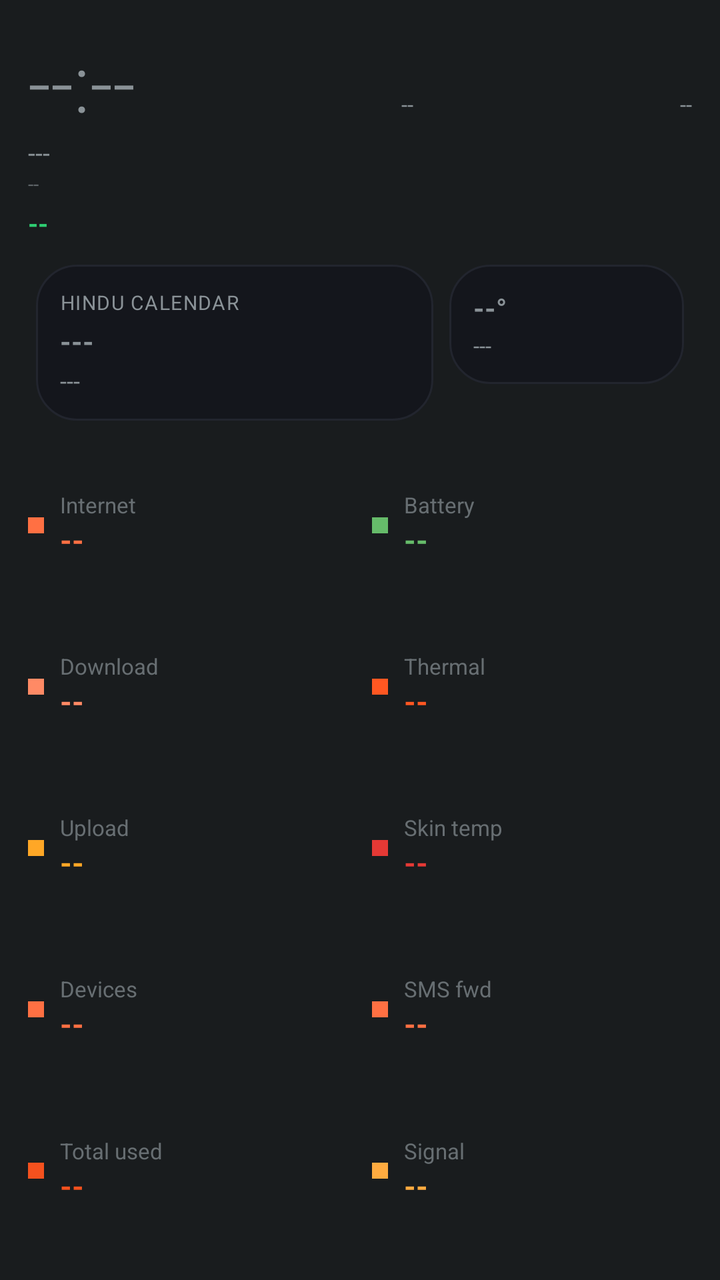
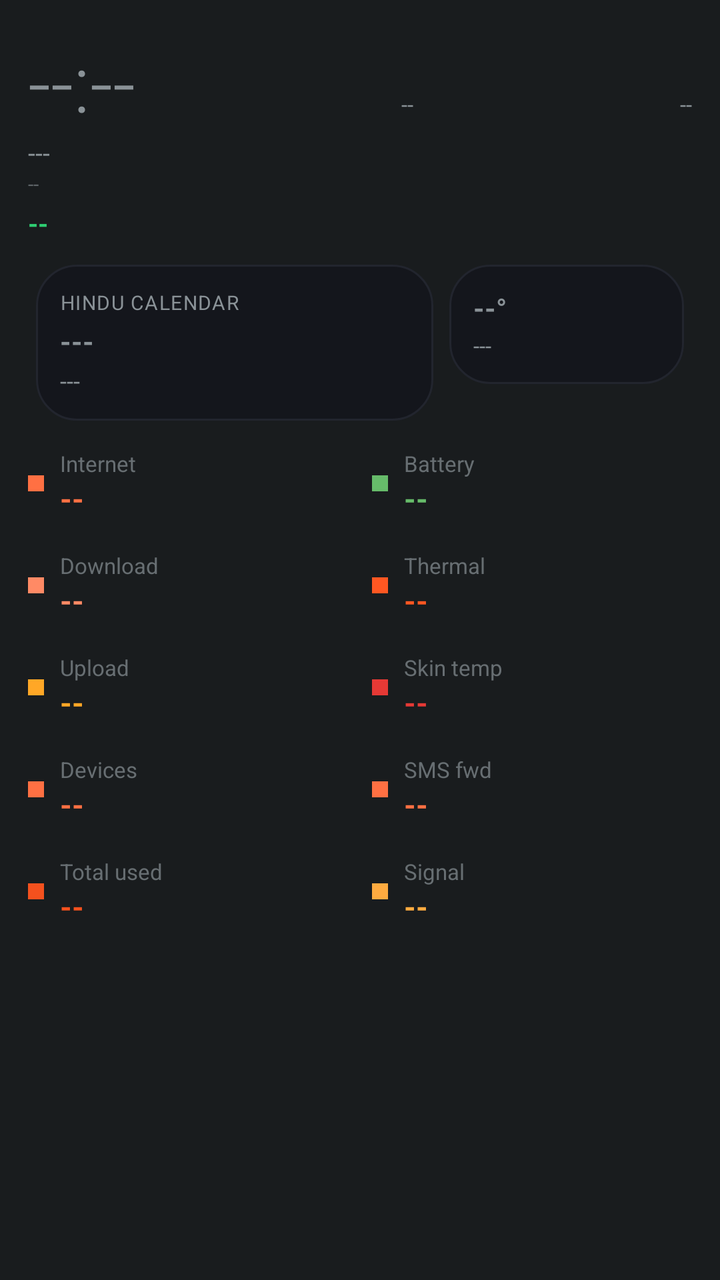

Before-and-after screenshots of an Android layout around one commit, followed by the original layout XML and the change that was made.
<!-- AndroidManifest.xml: application theme android:Theme.DeviceDefault.NoActionBar -->
<!-- res/layout/aod_layout_sunset_vibes.xml -->
<?xml version="1.0" encoding="utf-8"?>
<LinearLayout xmlns:android="http://schemas.android.com/apk/res/android"
    android:id="@+id/bg_root"
    android:layout_width="match_parent"
    android:layout_height="match_parent"
    android:orientation="vertical"
    android:padding="14dp">

    <LinearLayout
        android:layout_width="match_parent"
        android:layout_height="wrap_content"
        android:orientation="horizontal">

        <TextView
            android:id="@+id/clock"
            android:layout_width="wrap_content"
            android:layout_height="wrap_content"
            android:textSize="40sp"
            android:fontFamily="sans-serif-light"
            android:text="--:--" />

        <TextView
            android:id="@+id/net_type_badge"
            android:layout_width="0dp"
            android:layout_height="wrap_content"
            android:layout_weight="1"
            android:layout_gravity="top"
            android:gravity="end"
            android:textSize="11sp"
            android:text="--" />

        <TextView
            android:id="@+id/akd_badge"
            android:layout_width="0dp"
            android:layout_height="wrap_content"
            android:layout_weight="1"
            android:layout_gravity="top"
            android:gravity="end"
            android:textSize="11sp"
            android:text="--" />
    </LinearLayout>

    <TextView
        android:id="@+id/date"
        android:layout_width="wrap_content"
        android:layout_height="wrap_content"
        android:textSize="13sp"
        android:text="---" />

    <TextView
        android:id="@+id/perf_badge"
        android:layout_width="wrap_content"
        android:layout_height="wrap_content"
        android:textSize="10sp"
        android:alpha="0.6"
        android:text="--" />

    <TextView
        android:id="@+id/health_badge"
        android:layout_width="wrap_content"
        android:layout_height="wrap_content"
        android:layout_marginTop="4dp"
        android:textAllCaps="true"
        android:textStyle="bold"
        android:textSize="13sp"
        android:textColor="#2ecc71"
        android:text="--" />

    <TextView
        android:id="@+id/muhurat_badge"
        android:layout_width="wrap_content"
        android:layout_height="wrap_content"
        android:textSize="11sp"
        android:textStyle="bold"
        android:visibility="gone"
        android:text="--" />

    <LinearLayout
        android:layout_width="match_parent"
        android:layout_height="wrap_content"
        android:orientation="horizontal"
        android:layout_marginTop="8dp">

        <LinearLayout
            android:id="@+id/panchang_card"
            android:layout_width="0dp"
            android:layout_height="wrap_content"
            android:layout_weight="1.7"
            android:layout_margin="4dp"
            android:background="@drawable/bg_card"
            android:orientation="vertical"
            android:gravity="center_vertical"
            android:padding="12dp">

            <TextView
                android:id="@+id/panchang_header"
                android:layout_width="wrap_content"
                android:layout_height="wrap_content"
                android:textSize="10sp"
                android:textAllCaps="true"
                android:letterSpacing="0.05"
                android:text="Hindu calendar" />

            <TextView
                android:id="@+id/panchang_tithi"
                android:layout_width="match_parent"
                android:layout_height="wrap_content"
                android:layout_marginTop="3dp"
                android:textStyle="bold"
                android:maxLines="1"
                android:autoSizeTextType="uniform"
                android:autoSizeMinTextSize="13sp"
                android:autoSizeMaxTextSize="18sp"
                android:text="---" />

            <TextView
                android:id="@+id/panchang_nakshatra"
                android:layout_width="match_parent"
                android:layout_height="wrap_content"
                android:layout_marginTop="2dp"
                android:textSize="12sp"
                android:maxLines="1"
                android:ellipsize="end"
                android:text="---" />
        </LinearLayout>

        <LinearLayout
            android:id="@+id/weather_card"
            android:layout_width="0dp"
            android:layout_height="wrap_content"
            android:layout_weight="1"
            android:layout_margin="4dp"
            android:background="@drawable/bg_card"
            android:orientation="vertical"
            android:gravity="center_vertical"
            android:padding="12dp">

            <TextView
                android:id="@+id/weather_temp"
                android:layout_width="match_parent"
                android:layout_height="wrap_content"
                android:textStyle="bold"
                android:maxLines="1"
                android:autoSizeTextType="uniform"
                android:autoSizeMinTextSize="14sp"
                android:autoSizeMaxTextSize="20sp"
                android:text="--°" />

            <TextView
                android:id="@+id/weather_condition"
                android:layout_width="match_parent"
                android:layout_height="wrap_content"
                android:layout_marginTop="2dp"
                android:textSize="11sp"
                android:maxLines="2"
                android:text="---" />
        </LinearLayout>
    </LinearLayout>

    
    <LinearLayout
        android:layout_width="match_parent"
        android:layout_height="0dp"
        android:layout_weight="1"
        android:orientation="horizontal"
        android:layout_marginTop="8dp">

        <LinearLayout android:layout_width="0dp" android:layout_height="match_parent" android:layout_weight="1" android:orientation="vertical" android:layout_marginEnd="6dp">
            <LinearLayout android:id="@+id/row8" android:layout_width="match_parent" android:layout_height="0dp" android:layout_weight="1" android:orientation="horizontal" android:gravity="center_vertical">
                <View android:layout_width="8dp" android:layout_height="8dp" android:layout_marginEnd="8dp" android:background="#ff7043" />
                <LinearLayout android:layout_width="0dp" android:layout_height="wrap_content" android:layout_weight="1" android:orientation="vertical">
                    <TextView android:id="@+id/stat_label" android:layout_width="wrap_content" android:layout_height="wrap_content" android:textSize="11sp" android:alpha="0.7" android:text="Internet" />
                    <TextView android:id="@+id/stat_value" android:layout_width="wrap_content" android:layout_height="wrap_content" android:textStyle="bold" android:textSize="15sp" android:textColor="#ff7043" android:text="--" />
                </LinearLayout>
            </LinearLayout>
            <LinearLayout android:id="@+id/row0" android:layout_width="match_parent" android:layout_height="0dp" android:layout_weight="1" android:orientation="horizontal" android:gravity="center_vertical">
                <View android:layout_width="8dp" android:layout_height="8dp" android:layout_marginEnd="8dp" android:background="#ff8a65" />
                <LinearLayout android:layout_width="0dp" android:layout_height="wrap_content" android:layout_weight="1" android:orientation="vertical">
                    <TextView android:id="@+id/stat_label" android:layout_width="wrap_content" android:layout_height="wrap_content" android:textSize="11sp" android:alpha="0.7" android:text="Download" />
                    <TextView android:id="@+id/stat_value" android:layout_width="wrap_content" android:layout_height="wrap_content" android:textStyle="bold" android:textSize="15sp" android:textColor="#ff8a65" android:text="--" />
                </LinearLayout>
            </LinearLayout>
            <LinearLayout android:id="@+id/row1" android:layout_width="match_parent" android:layout_height="0dp" android:layout_weight="1" android:orientation="horizontal" android:gravity="center_vertical">
                <View android:layout_width="8dp" android:layout_height="8dp" android:layout_marginEnd="8dp" android:background="#ffa726" />
                <LinearLayout android:layout_width="0dp" android:layout_height="wrap_content" android:layout_weight="1" android:orientation="vertical">
                    <TextView android:id="@+id/stat_label" android:layout_width="wrap_content" android:layout_height="wrap_content" android:textSize="11sp" android:alpha="0.7" android:text="Upload" />
                    <TextView android:id="@+id/stat_value" android:layout_width="wrap_content" android:layout_height="wrap_content" android:textStyle="bold" android:textSize="15sp" android:textColor="#ffa726" android:text="--" />
                </LinearLayout>
            </LinearLayout>
            <LinearLayout android:id="@+id/row2" android:layout_width="match_parent" android:layout_height="0dp" android:layout_weight="1" android:orientation="horizontal" android:gravity="center_vertical">
                <View android:layout_width="8dp" android:layout_height="8dp" android:layout_marginEnd="8dp" android:background="#ff7043" />
                <LinearLayout android:layout_width="0dp" android:layout_height="wrap_content" android:layout_weight="1" android:orientation="vertical">
                    <TextView android:id="@+id/stat_label" android:layout_width="wrap_content" android:layout_height="wrap_content" android:textSize="11sp" android:alpha="0.7" android:text="Devices" />
                    <TextView android:id="@+id/stat_value" android:layout_width="wrap_content" android:layout_height="wrap_content" android:textStyle="bold" android:textSize="15sp" android:textColor="#ff7043" android:text="--" />
                </LinearLayout>
            </LinearLayout>
            <LinearLayout android:id="@+id/row3" android:layout_width="match_parent" android:layout_height="0dp" android:layout_weight="1" android:orientation="horizontal" android:gravity="center_vertical">
                <View android:layout_width="8dp" android:layout_height="8dp" android:layout_marginEnd="8dp" android:background="#f4511e" />
                <LinearLayout android:layout_width="0dp" android:layout_height="wrap_content" android:layout_weight="1" android:orientation="vertical">
                    <TextView android:id="@+id/stat_label" android:layout_width="wrap_content" android:layout_height="wrap_content" android:textSize="11sp" android:alpha="0.7" android:text="Total used" />
                    <TextView android:id="@+id/stat_value" android:layout_width="wrap_content" android:layout_height="wrap_content" android:textStyle="bold" android:textSize="15sp" android:textColor="#f4511e" android:text="--" />
                </LinearLayout>
            </LinearLayout>
        </LinearLayout>

        <LinearLayout android:layout_width="0dp" android:layout_height="match_parent" android:layout_weight="1" android:orientation="vertical" android:layout_marginStart="6dp">
            <LinearLayout android:id="@+id/row4" android:layout_width="match_parent" android:layout_height="0dp" android:layout_weight="1" android:orientation="horizontal" android:gravity="center_vertical">
                <View android:layout_width="8dp" android:layout_height="8dp" android:layout_marginEnd="8dp" android:background="#66bb6a" />
                <LinearLayout android:layout_width="0dp" android:layout_height="wrap_content" android:layout_weight="1" android:orientation="vertical">
                    <TextView android:id="@+id/stat_label" android:layout_width="wrap_content" android:layout_height="wrap_content" android:textSize="11sp" android:alpha="0.7" android:text="Battery" />
                    <TextView android:id="@+id/stat_value" android:layout_width="wrap_content" android:layout_height="wrap_content" android:textStyle="bold" android:textSize="15sp" android:textColor="#66bb6a" android:text="--" />
                </LinearLayout>
            </LinearLayout>
            <LinearLayout android:id="@+id/row5" android:layout_width="match_parent" android:layout_height="0dp" android:layout_weight="1" android:orientation="horizontal" android:gravity="center_vertical">
                <View android:layout_width="8dp" android:layout_height="8dp" android:layout_marginEnd="8dp" android:background="#ff5722" />
                <LinearLayout android:layout_width="0dp" android:layout_height="wrap_content" android:layout_weight="1" android:orientation="vertical">
                    <TextView android:id="@+id/stat_label" android:layout_width="wrap_content" android:layout_height="wrap_content" android:textSize="11sp" android:alpha="0.7" android:text="Thermal" />
                    <TextView android:id="@+id/stat_value" android:layout_width="wrap_content" android:layout_height="wrap_content" android:textStyle="bold" android:textSize="15sp" android:textColor="#ff5722" android:text="--" />
                </LinearLayout>
            </LinearLayout>
            <LinearLayout android:id="@+id/row6" android:layout_width="match_parent" android:layout_height="0dp" android:layout_weight="1" android:orientation="horizontal" android:gravity="center_vertical">
                <View android:layout_width="8dp" android:layout_height="8dp" android:layout_marginEnd="8dp" android:background="#e53935" />
                <LinearLayout android:layout_width="0dp" android:layout_height="wrap_content" android:layout_weight="1" android:orientation="vertical">
                    <TextView android:id="@+id/stat_label" android:layout_width="wrap_content" android:layout_height="wrap_content" android:textSize="11sp" android:alpha="0.7" android:text="Skin temp" />
                    <TextView android:id="@+id/stat_value" android:layout_width="wrap_content" android:layout_height="wrap_content" android:textStyle="bold" android:textSize="15sp" android:textColor="#e53935" android:text="--" />
                </LinearLayout>
            </LinearLayout>
            <LinearLayout android:id="@+id/row7" android:layout_width="match_parent" android:layout_height="0dp" android:layout_weight="1" android:orientation="horizontal" android:gravity="center_vertical">
                <View android:layout_width="8dp" android:layout_height="8dp" android:layout_marginEnd="8dp" android:background="#ff7043" />
                <LinearLayout android:layout_width="0dp" android:layout_height="wrap_content" android:layout_weight="1" android:orientation="vertical">
                    <TextView android:id="@+id/stat_label" android:layout_width="wrap_content" android:layout_height="wrap_content" android:textSize="11sp" android:alpha="0.7" android:text="SMS fwd" />
                    <TextView android:id="@+id/stat_value" android:layout_width="wrap_content" android:layout_height="wrap_content" android:textStyle="bold" android:textSize="15sp" android:textColor="#ff7043" android:text="--" />
                </LinearLayout>
            </LinearLayout>
            <LinearLayout android:id="@+id/row9" android:layout_width="match_parent" android:layout_height="0dp" android:layout_weight="1" android:orientation="horizontal" android:gravity="center_vertical">
                <View android:layout_width="8dp" android:layout_height="8dp" android:layout_marginEnd="8dp" android:background="#ffab40" />
                <LinearLayout android:layout_width="0dp" android:layout_height="wrap_content" android:layout_weight="1" android:orientation="vertical">
                    <TextView android:id="@+id/stat_label" android:layout_width="wrap_content" android:layout_height="wrap_content" android:textSize="11sp" android:alpha="0.7" android:text="Signal" />
                    <TextView android:id="@+id/stat_value" android:layout_width="wrap_content" android:layout_height="wrap_content" android:textStyle="bold" android:textSize="15sp" android:textColor="#ffab40" android:text="--" />
                </LinearLayout>
            </LinearLayout>
        </LinearLayout>
    </LinearLayout>

</LinearLayout>
<!-- resources referenced by this layout -->
<resources>
  <!-- drawable bg_card (drawable) -->
  <?xml version="1.0" encoding="utf-8"?>
  <shape xmlns:android="http://schemas.android.com/apk/res/android">
      <solid android:color="#14161C" />
      <corners android:radius="20dp" />
      <stroke android:width="1dp" android:color="#22252E" />
  </shape>
</resources>

<!-- the commit's change to res/layout/aod_layout_sunset_vibes.xml (unified diff, before → after) -->
@@ -160,41 +160,40 @@
     
     <LinearLayout
         android:layout_width="match_parent"
-        android:layout_height="0dp"
-        android:layout_weight="1"
+        android:layout_height="wrap_content"
         android:orientation="horizontal"
-        android:layout_marginTop="8dp">
-
-        <LinearLayout android:layout_width="0dp" android:layout_height="match_parent" android:layout_weight="1" android:orientation="vertical" android:layout_marginEnd="6dp">
-            <LinearLayout android:id="@+id/row8" android:layout_width="match_parent" android:layout_height="0dp" android:layout_weight="1" android:orientation="horizontal" android:gravity="center_vertical">
+        android:layout_marginTop="10dp">
+
+        <LinearLayout android:layout_width="0dp" android:layout_height="wrap_content" android:layout_weight="1" android:orientation="vertical" android:layout_marginEnd="6dp">
+            <LinearLayout android:id="@+id/row8" android:layout_width="match_parent" android:layout_height="wrap_content" android:orientation="horizontal" android:gravity="center_vertical" android:layout_marginBottom="16dp">
                 <View android:layout_width="8dp" android:layout_height="8dp" android:layout_marginEnd="8dp" android:background="#ff7043" />
                 <LinearLayout android:layout_width="0dp" android:layout_height="wrap_content" android:layout_weight="1" android:orientation="vertical">
                     <TextView android:id="@+id/stat_label" android:layout_width="wrap_content" android:layout_height="wrap_content" android:textSize="11sp" android:alpha="0.7" android:text="Internet" />
                     <TextView android:id="@+id/stat_value" android:layout_width="wrap_content" android:layout_height="wrap_content" android:textStyle="bold" android:textSize="15sp" android:textColor="#ff7043" android:text="--" />
                 </LinearLayout>
             </LinearLayout>
-            <LinearLayout android:id="@+id/row0" android:layout_width="match_parent" android:layout_height="0dp" android:layout_weight="1" android:orientation="horizontal" android:gravity="center_vertical">
+            <LinearLayout android:id="@+id/row0" android:layout_width="match_parent" android:layout_height="wrap_content" android:orientation="horizontal" android:gravity="center_vertical" android:layout_marginBottom="16dp">
                 <View android:layout_width="8dp" android:layout_height="8dp" android:layout_marginEnd="8dp" android:background="#ff8a65" />
                 <LinearLayout android:layout_width="0dp" android:layout_height="wrap_content" android:layout_weight="1" android:orientation="vertical">
                     <TextView android:id="@+id/stat_label" android:layout_width="wrap_content" android:layout_height="wrap_content" android:textSize="11sp" android:alpha="0.7" android:text="Download" />
                     <TextView android:id="@+id/stat_value" android:layout_width="wrap_content" android:layout_height="wrap_content" android:textStyle="bold" android:textSize="15sp" android:textColor="#ff8a65" android:text="--" />
                 </LinearLayout>
             </LinearLayout>
-            <LinearLayout android:id="@+id/row1" android:layout_width="match_parent" android:layout_height="0dp" android:layout_weight="1" android:orientation="horizontal" android:gravity="center_vertical">
+            <LinearLayout android:id="@+id/row1" android:layout_width="match_parent" android:layout_height="wrap_content" android:orientation="horizontal" android:gravity="center_vertical" android:layout_marginBottom="16dp">
                 <View android:layout_width="8dp" android:layout_height="8dp" android:layout_marginEnd="8dp" android:background="#ffa726" />
                 <LinearLayout android:layout_width="0dp" android:layout_height="wrap_content" android:layout_weight="1" android:orientation="vertical">
                     <TextView android:id="@+id/stat_label" android:layout_width="wrap_content" android:layout_height="wrap_content" android:textSize="11sp" android:alpha="0.7" android:text="Upload" />
                     <TextView android:id="@+id/stat_value" android:layout_width="wrap_content" android:layout_height="wrap_content" android:textStyle="bold" android:textSize="15sp" android:textColor="#ffa726" android:text="--" />
                 </LinearLayout>
             </LinearLayout>
-            <LinearLayout android:id="@+id/row2" android:layout_width="match_parent" android:layout_height="0dp" android:layout_weight="1" android:orientation="horizontal" android:gravity="center_vertical">
+            <LinearLayout android:id="@+id/row2" android:layout_width="match_parent" android:layout_height="wrap_content" android:orientation="horizontal" android:gravity="center_vertical" android:layout_marginBottom="16dp">
                 <View android:layout_width="8dp" android:layout_height="8dp" android:layout_marginEnd="8dp" android:background="#ff7043" />
                 <LinearLayout android:layout_width="0dp" android:layout_height="wrap_content" android:layout_weight="1" android:orientation="vertical">
                     <TextView android:id="@+id/stat_label" android:layout_width="wrap_content" android:layout_height="wrap_content" android:textSize="11sp" android:alpha="0.7" android:text="Devices" />
                     <TextView android:id="@+id/stat_value" android:layout_width="wrap_content" android:layout_height="wrap_content" android:textStyle="bold" android:textSize="15sp" android:textColor="#ff7043" android:text="--" />
                 </LinearLayout>
             </LinearLayout>
-            <LinearLayout android:id="@+id/row3" android:layout_width="match_parent" android:layout_height="0dp" android:layout_weight="1" android:orientation="horizontal" android:gravity="center_vertical">
+            <LinearLayout android:id="@+id/row3" android:layout_width="match_parent" android:layout_height="wrap_content" android:orientation="horizontal" android:gravity="center_vertical" android:layout_marginBottom="16dp">
                 <View android:layout_width="8dp" android:layout_height="8dp" android:layout_marginEnd="8dp" android:background="#f4511e" />
                 <LinearLayout android:layout_width="0dp" android:layout_height="wrap_content" android:layout_weight="1" android:orientation="vertical">
                     <TextView android:id="@+id/stat_label" android:layout_width="wrap_content" android:layout_height="wrap_content" android:textSize="11sp" android:alpha="0.7" android:text="Total used" />
@@ -203,36 +202,36 @@
             </LinearLayout>
         </LinearLayout>
 
-        <LinearLayout android:layout_width="0dp" android:layout_height="match_parent" android:layout_weight="1" android:orientation="vertical" android:layout_marginStart="6dp">
-            <LinearLayout android:id="@+id/row4" android:layout_width="match_parent" android:layout_height="0dp" android:layout_weight="1" android:orientation="horizontal" android:gravity="center_vertical">
+        <LinearLayout android:layout_width="0dp" android:layout_height="wrap_content" android:layout_weight="1" android:orientation="vertical" android:layout_marginStart="6dp">
+            <LinearLayout android:id="@+id/row4" android:layout_width="match_parent" android:layout_height="wrap_content" android:orientation="horizontal" android:gravity="center_vertical" android:layout_marginBottom="16dp">
                 <View android:layout_width="8dp" android:layout_height="8dp" android:layout_marginEnd="8dp" android:background="#66bb6a" />
                 <LinearLayout android:layout_width="0dp" android:layout_height="wrap_content" android:layout_weight="1" android:orientation="vertical">
                     <TextView android:id="@+id/stat_label" android:layout_width="wrap_content" android:layout_height="wrap_content" android:textSize="11sp" android:alpha="0.7" android:text="Battery" />
                     <TextView android:id="@+id/stat_value" android:layout_width="wrap_content" android:layout_height="wrap_content" android:textStyle="bold" android:textSize="15sp" android:textColor="#66bb6a" android:text="--" />
                 </LinearLayout>
             </LinearLayout>
-            <LinearLayout android:id="@+id/row5" android:layout_width="match_parent" android:layout_height="0dp" android:layout_weight="1" android:orientation="horizontal" android:gravity="center_vertical">
+            <LinearLayout android:id="@+id/row5" android:layout_width="match_parent" android:layout_height="wrap_content" android:orientation="horizontal" android:gravity="center_vertical" android:layout_marginBottom="16dp">
                 <View android:layout_width="8dp" android:layout_height="8dp" android:layout_marginEnd="8dp" android:background="#ff5722" />
                 <LinearLayout android:layout_width="0dp" android:layout_height="wrap_content" android:layout_weight="1" android:orientation="vertical">
                     <TextView android:id="@+id/stat_label" android:layout_width="wrap_content" android:layout_height="wrap_content" android:textSize="11sp" android:alpha="0.7" android:text="Thermal" />
                     <TextView android:id="@+id/stat_value" android:layout_width="wrap_content" android:layout_height="wrap_content" android:textStyle="bold" android:textSize="15sp" android:textColor="#ff5722" android:text="--" />
                 </LinearLayout>
             </LinearLayout>
-            <LinearLayout android:id="@+id/row6" android:layout_width="match_parent" android:layout_height="0dp" android:layout_weight="1" android:orientation="horizontal" android:gravity="center_vertical">
+            <LinearLayout android:id="@+id/row6" android:layout_width="match_parent" android:layout_height="wrap_content" android:orientation="horizontal" android:gravity="center_vertical" android:layout_marginBottom="16dp">
                 <View android:layout_width="8dp" android:layout_height="8dp" android:layout_marginEnd="8dp" android:background="#e53935" />
                 <LinearLayout android:layout_width="0dp" android:layout_height="wrap_content" android:layout_weight="1" android:orientation="vertical">
                     <TextView android:id="@+id/stat_label" android:layout_width="wrap_content" android:layout_height="wrap_content" android:textSize="11sp" android:alpha="0.7" android:text="Skin temp" />
                     <TextView android:id="@+id/stat_value" android:layout_width="wrap_content" android:layout_height="wrap_content" android:textStyle="bold" android:textSize="15sp" android:textColor="#e53935" android:text="--" />
                 </LinearLayout>
             </LinearLayout>
-            <LinearLayout android:id="@+id/row7" android:layout_width="match_parent" android:layout_height="0dp" android:layout_weight="1" android:orientation="horizontal" android:gravity="center_vertical">
+            <LinearLayout android:id="@+id/row7" android:layout_width="match_parent" android:layout_height="wrap_content" android:orientation="horizontal" android:gravity="center_vertical" android:layout_marginBottom="16dp">
                 <View android:layout_width="8dp" android:layout_height="8dp" android:layout_marginEnd="8dp" android:background="#ff7043" />
                 <LinearLayout android:layout_width="0dp" android:layout_height="wrap_content" android:layout_weight="1" android:orientation="vertical">
                     <TextView android:id="@+id/stat_label" android:layout_width="wrap_content" android:layout_height="wrap_content" android:textSize="11sp" android:alpha="0.7" android:text="SMS fwd" />
                     <TextView android:id="@+id/stat_value" android:layout_width="wrap_content" android:layout_height="wrap_content" android:textStyle="bold" android:textSize="15sp" android:textColor="#ff7043" android:text="--" />
                 </LinearLayout>
             </LinearLayout>
-            <LinearLayout android:id="@+id/row9" android:layout_width="match_parent" android:layout_height="0dp" android:layout_weight="1" android:orientation="horizontal" android:gravity="center_vertical">
+            <LinearLayout android:id="@+id/row9" android:layout_width="match_parent" android:layout_height="wrap_content" android:orientation="horizontal" android:gravity="center_vertical" android:layout_marginBottom="16dp">
                 <View android:layout_width="8dp" android:layout_height="8dp" android:layout_marginEnd="8dp" android:background="#ffab40" />
                 <LinearLayout android:layout_width="0dp" android:layout_height="wrap_content" android:layout_weight="1" android:orientation="vertical">
                     <TextView android:id="@+id/stat_label" android:layout_width="wrap_content" android:layout_height="wrap_content" android:textSize="11sp" android:alpha="0.7" android:text="Signal" />
